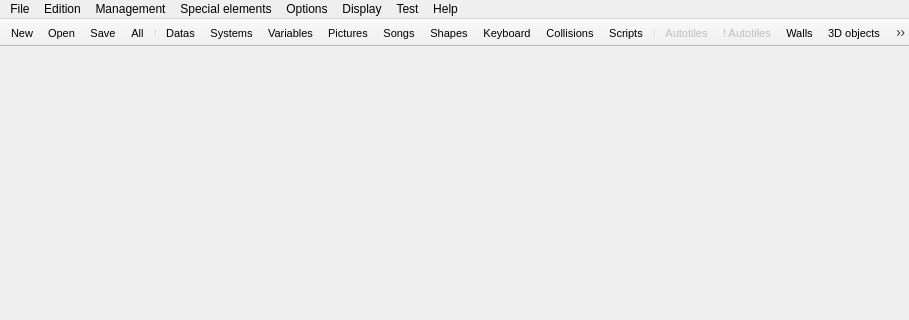
First picture: the form in Editor/Dialogs/mainwindow.ui, repository RPG-Paper-Maker/RPG-Paper-Maker, before the edit; both pictures show x 0 to 909 and y 0 to 320 of the 909 by 502 pixel window.
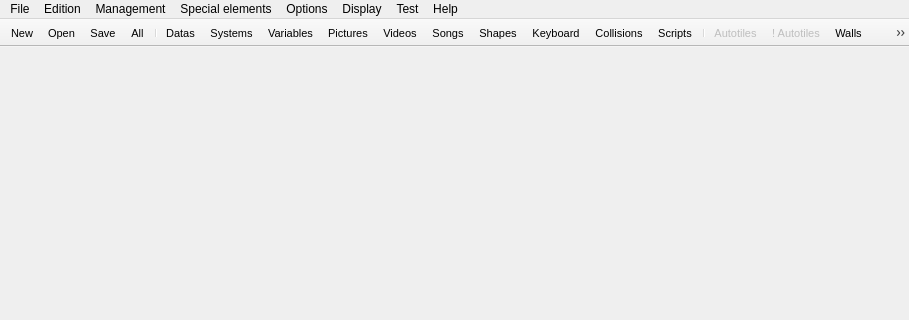
Second picture: the form after the edit. Icons and pictures are not drawn.

Commit message: [WIP] Title screen: videos manager

Patch:
```diff
--- a/Editor/Dialogs/mainwindow.ui
+++ b/Editor/Dialogs/mainwindow.ui
@@ -171,6 +171,7 @@
    <addaction name="actionSystems_manager"/>
    <addaction name="actionVariables_manager"/>
    <addaction name="actionPictures_manager"/>
+   <addaction name="actionVideos_manager"/>
    <addaction name="actionSongs_manager"/>
    <addaction name="actionShapes_manager"/>
    <addaction name="actionKeyboard_controls"/>
@@ -628,6 +629,18 @@
     <string>7</string>
    </property>
   </action>
+  <action name="actionVideos_manager">
+   <property name="icon">
+    <iconset resource="../ressources.qrc">
+     <normaloff>:/icons/Ressources/play_song.png</normaloff>:/icons/Ressources/play_song.png</iconset>
+   </property>
+   <property name="text">
+    <string>Videos manager</string>
+   </property>
+   <property name="iconText">
+    <string>Videos</string>
+   </property>
+  </action>
  </widget>
  <layoutdefault spacing="6" margin="11"/>
  <resources>
```
The commit also changes 22 other files.
